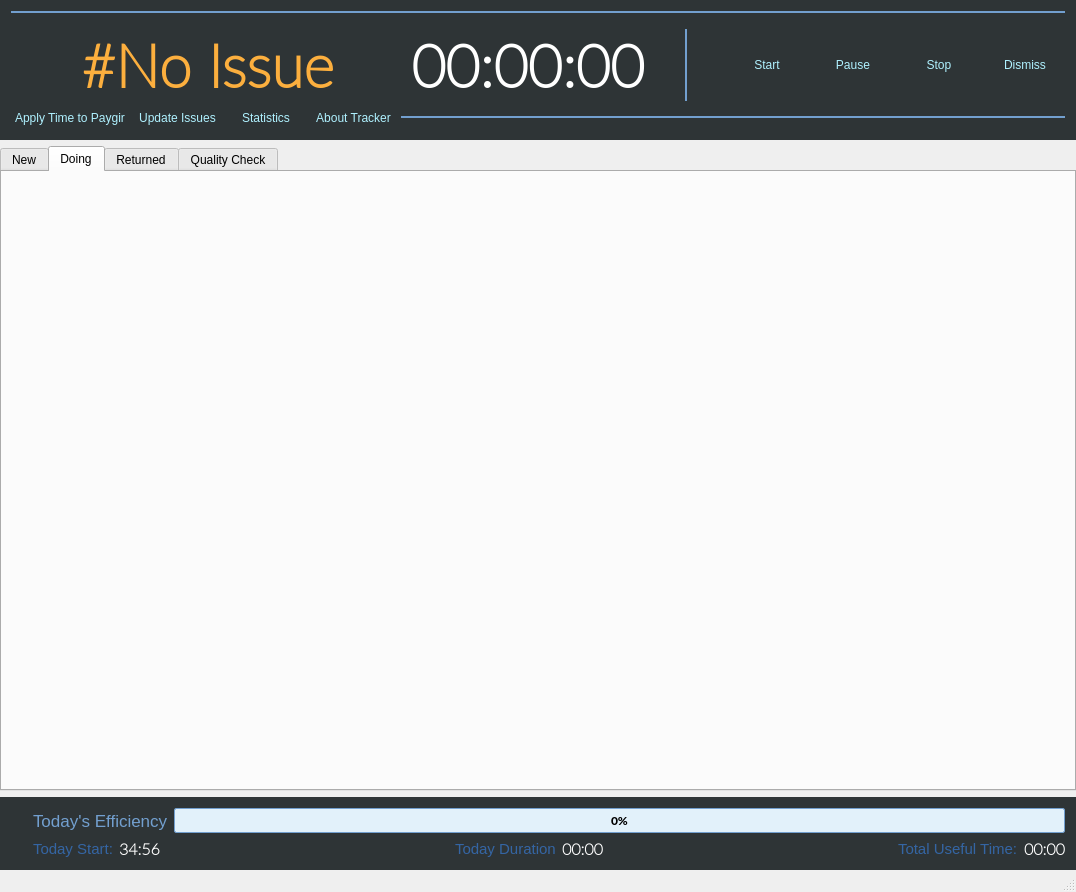
its-saeed/retracker, file time-tracker/MainWindow.ui: the form before one commit.
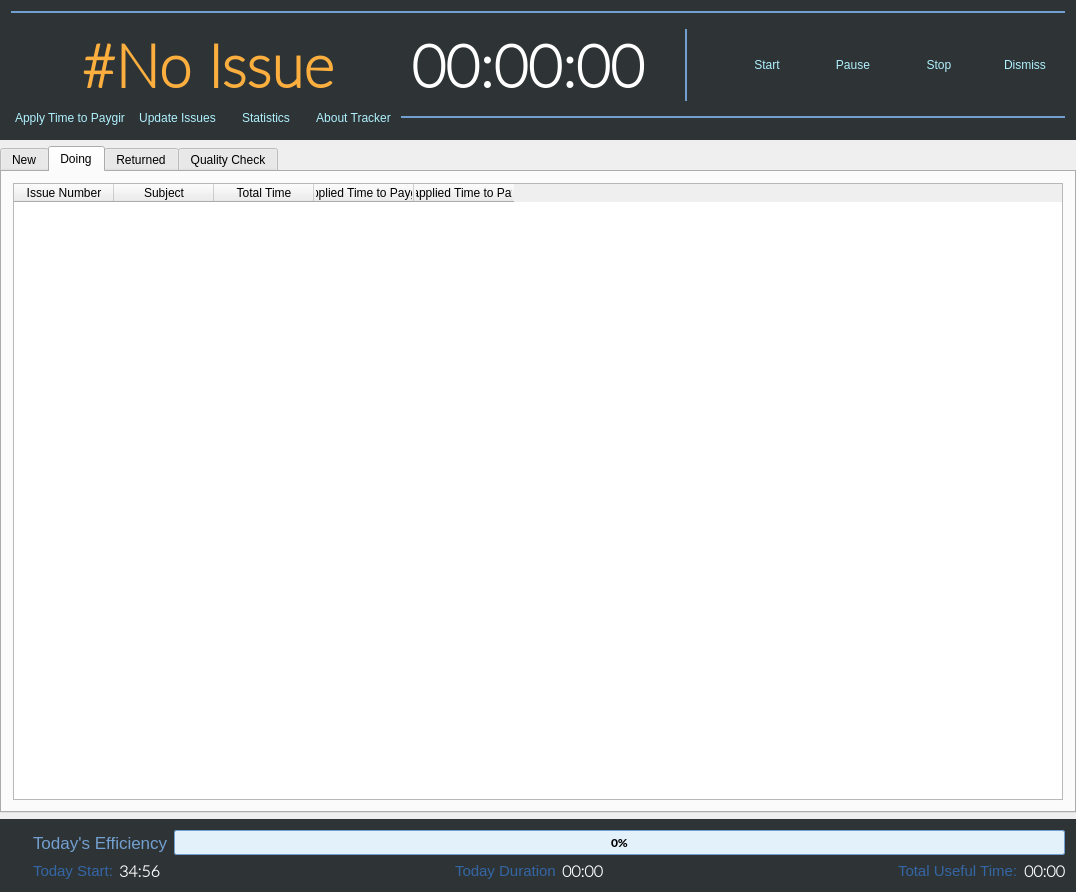
The form after the commit. The open tabs and pages were chosen to show the change. Icons and pictures are not drawn. Custom widgets are drawn as their Qt base class.

Diff of the .ui file:
```diff
--- a/time-tracker/MainWindow.ui
+++ b/time-tracker/MainWindow.ui
@@ -467,6 +467,40 @@
        <attribute name="title">
         <string>Doing</string>
        </attribute>
+       <layout class="QVBoxLayout" name="verticalLayout_7">
+        <item>
+         <widget class="IssueTableWidget" name="tblw_doing_issues">
+          <property name="editTriggers">
+           <set>QAbstractItemView::NoEditTriggers</set>
+          </property>
+          <column>
+           <property name="text">
+            <string>Issue Number</string>
+           </property>
+          </column>
+          <column>
+           <property name="text">
+            <string>Subject</string>
+           </property>
+          </column>
+          <column>
+           <property name="text">
+            <string>Total Time</string>
+           </property>
+          </column>
+          <column>
+           <property name="text">
+            <string>Applied Time to Paygir</string>
+           </property>
+          </column>
+          <column>
+           <property name="text">
+            <string>Unapplied Time to Paygir</string>
+           </property>
+          </column>
+         </widget>
+        </item>
+       </layout>
       </widget>
       <widget class="QWidget" name="tab_3">
        <attribute name="icon">
@@ -812,9 +846,15 @@
     </rect>
    </property>
   </widget>
-  <widget class="QStatusBar" name="statusBar"/>
  </widget>
  <layoutdefault spacing="6" margin="11"/>
+ <customwidgets>
+  <customwidget>
+   <class>IssueTableWidget</class>
+   <extends>QTableWidget</extends>
+   <header location="global">IssueTableWidget.h</header>
+  </customwidget>
+ </customwidgets>
  <resources>
   <include location="res.qrc"/>
  </resources>
```
Left out of the diff: 81 changed lines with no effect on the pictures.
